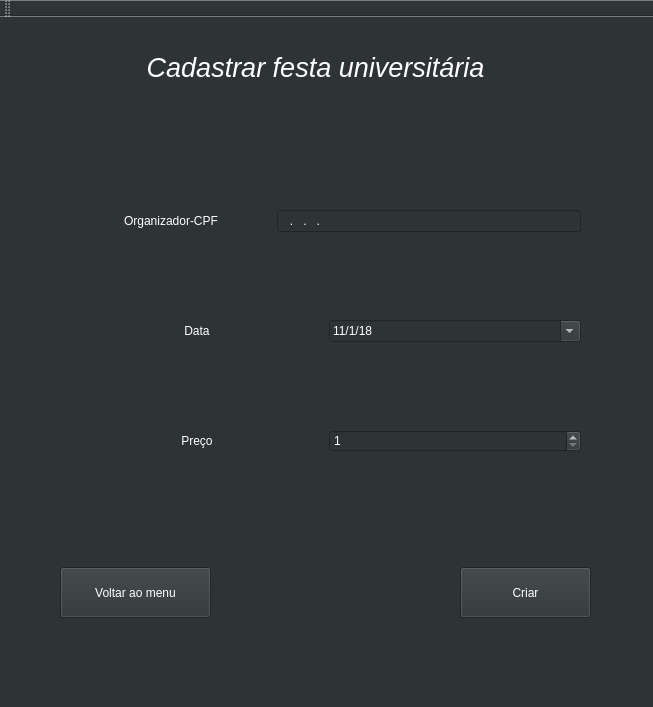
The window that src/createEvent.ui (martchellop/DB_Project) describes before a commit, drawn with Qt 5.
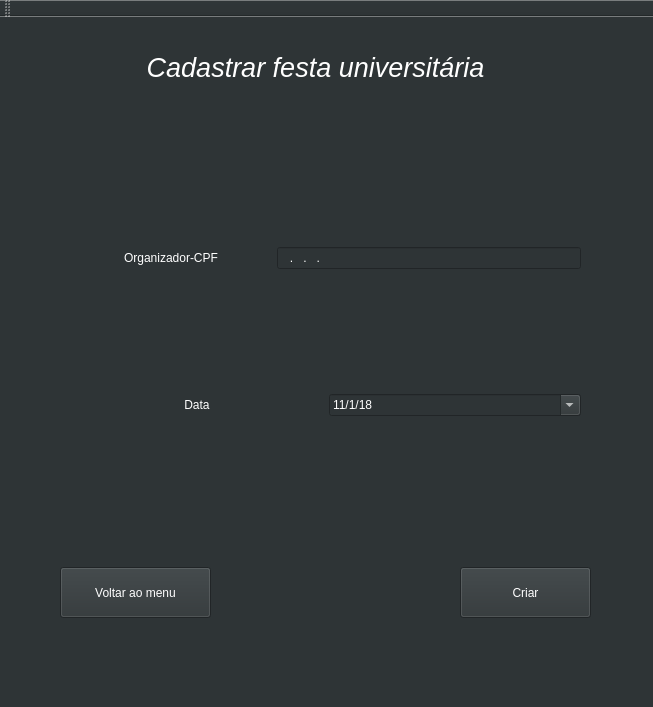
The same window after the commit.

```diff
--- a/src/createEvent.ui
+++ b/src/createEvent.ui
@@ -163,38 +163,6 @@
        </item>
       </layout>
      </item>
-     <item>
-      <layout class="QHBoxLayout" name="horizontalLayout">
-       <item>
-        <widget class="QLabel" name="label_12">
-         <property name="styleSheet">
-          <string notr="true">font: 14pt &quot;Cantarell&quot;;
-color: white</string>
-         </property>
-         <property name="text">
-          <string>&lt;html&gt;&lt;head/&gt;&lt;body&gt;&lt;p&gt;Preço&lt;/p&gt;&lt;/body&gt;&lt;/html&gt;</string>
-         </property>
-         <property name="alignment">
-          <set>Qt::AlignCenter</set>
-         </property>
-        </widget>
-       </item>
-       <item>
-        <widget class="QSpinBox" name="spinBox">
-         <property name="styleSheet">
-          <string notr="true">font: 14pt &quot;Cantarell&quot;;
-color: white</string>
-         </property>
-         <property name="minimum">
-          <number>1</number>
-         </property>
-         <property name="maximum">
-          <number>100000</number>
-         </property>
-        </widget>
-       </item>
-      </layout>
-     </item>
     </layout>
    </widget>
    <widget class="QPushButton" name="button_create_event">
```
